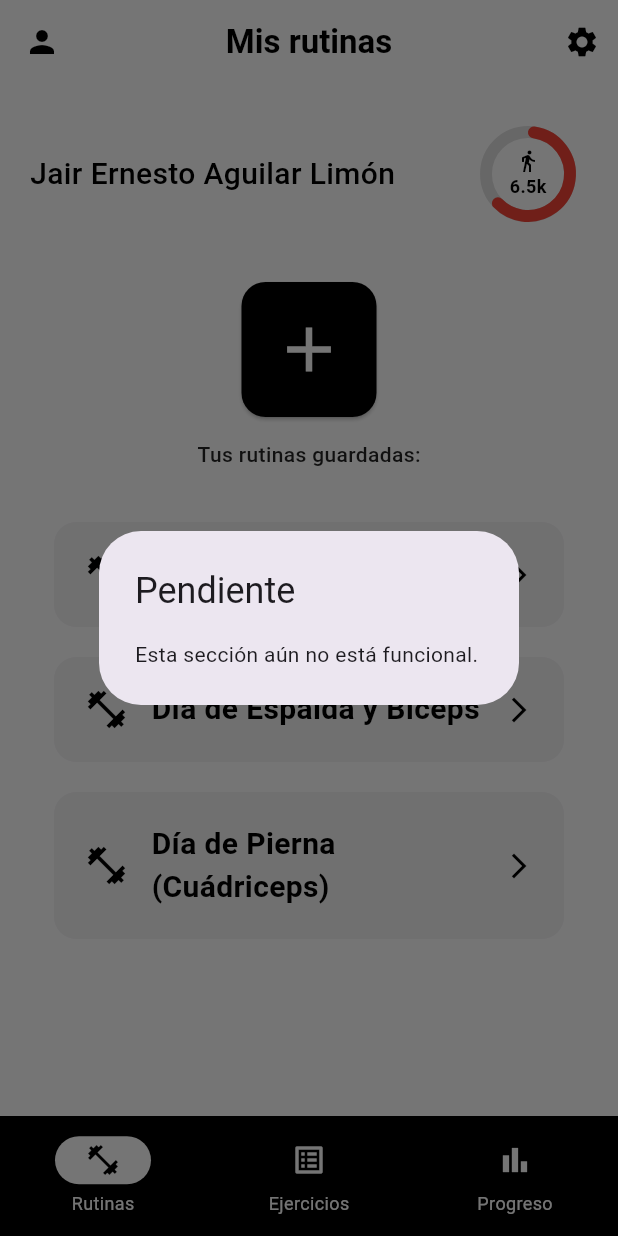
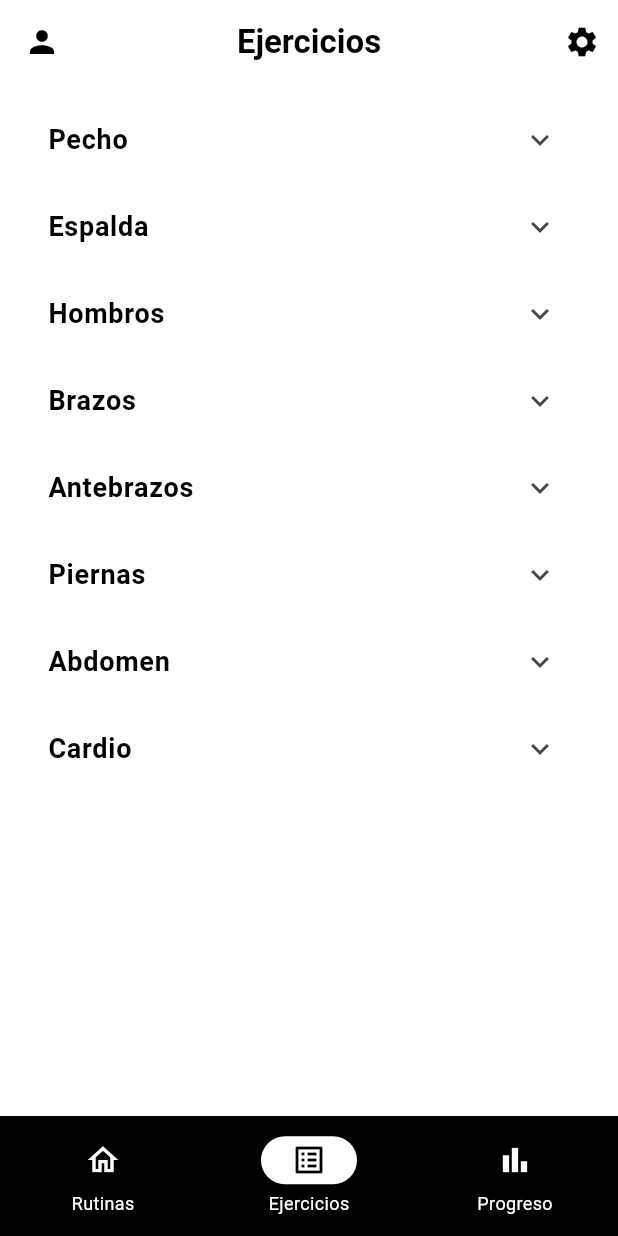
Before and after one commit to HectorSan13/GymBook, a Flutter app: the RoutinesScreen screen opened directly, item 2 of the bottom bar chosen, on a phone screen of 412 x 824 dp. Run offline on Flutter 3.47's test engine with Material 3 defaults, Android fonts, the phone set to English and light mode, and no system bars; our stand-ins replace firebase_auth, firebase_core, font_awesome_flutter, google_sign_in, syncfusion_flutter_charts; accounts and stored records are empty.

Commit message:
Ya hice que jalara lo del dorx en español y la nueva pagina de ejercicios con el widget de la info especifica

```diff
--- /dev/null
+++ b/lib/screens/exercises_list_screen.dart
@@ -0,0 +1,39 @@
+import 'package:flutter/material.dart';
+import 'package:gymbook/data/dummy_data.dart';
+import 'package:gymbook/widgets/exercise_info_item.dart';
+
+// Contenido de la pestaña Ejercicios
+class ExercisesListScreen extends StatelessWidget {
+  const ExercisesListScreen({super.key});
+
+  @override
+  Widget build(BuildContext context) {
+    final isDarkMode = Theme.of(context).brightness == Brightness.dark;
+
+    return ListView.builder(
+      padding: const EdgeInsets.symmetric(horizontal: 16, vertical: 8),
+      itemCount: temp_exercises.length,
+      itemBuilder: (ctx, index) {
+        final category = temp_exercises[index];
+
+
+        return Theme(
+          data: Theme.of(context).copyWith(dividerColor: Colors.transparent),
+          child: ExpansionTile(
+            title: Text(
+              category.title,
+              style: TextStyle(
+                fontSize: 18,
+                fontWeight: FontWeight.bold,
+                color: isDarkMode ? Colors.white : Colors.black,
+              ),
+            ),
+            children: category.exercises.map((exercise) {
+              return ExerciseInfoItem(exercise: exercise);
+            }).toList(),
+          ),
+        );
+      },
+    );
+  }
+}
--- a/lib/screens/routines_screen.dart
+++ b/lib/screens/routines_screen.dart
@@ -2,7 +2,8 @@ import 'package:flutter/material.dart';
 import 'package:syncfusion_flutter_charts/charts.dart';
 import 'package:gymbook/screens/settings_screen.dart';
 import 'package:gymbook/screens/exercises_screen.dart';
-import 'package:gymbook/widgets/routine_item.dart'; ///////
+import 'package:gymbook/widgets/routine_item.dart';
+import 'package:gymbook/screens/exercises_list_screen.dart';
 
 class RoutinesScreen extends StatefulWidget {
   const RoutinesScreen({super.key});
@@ -27,9 +28,10 @@ class _RoutinesScreenState extends State<RoutinesScreen> {
     return Scaffold(
       appBar: AppBar(
         centerTitle: true,
-        title: const Text(
-          'Mis rutinas',
-          style: TextStyle(fontWeight: FontWeight.bold),
+        // El titulo cambia segun la pestaña
+        title: Text(
+          currentPageIndex == 1 ? 'Ejercicios' : 'Mis rutinas',
+          style: const TextStyle(fontWeight: FontWeight.bold),
         ),
         leading: IconButton(
           icon: const Icon(Icons.person),
@@ -57,7 +59,10 @@ class _RoutinesScreenState extends State<RoutinesScreen> {
           ),
         ],
       ),
-      body: ListView(
+      // Si estamos en la pestaña Ejercicios mostramos el catalogo
+      body: currentPageIndex == 1
+          ? const ExercisesListScreen()
+          : ListView(
         padding: const EdgeInsets.all(20),
         children: [
           // FILA PRINCIPAL
@@ -150,8 +155,8 @@ class _RoutinesScreenState extends State<RoutinesScreen> {
               padding: const EdgeInsets.all(15.0),
               child: Text(
                 misRutinas.isEmpty
-                  ? 'Toca + para crear tu primera rutina.'
-                  : 'Tus rutinas guardadas:',
+                    ? 'Toca + para crear tu primera rutina.'
+                    : 'Tus rutinas guardadas:',
                 style: TextStyle(
                   fontWeight: FontWeight.w500,
                   color: isDarkMode ? Colors.white70 : Colors.black87,
@@ -183,7 +188,7 @@ class _RoutinesScreenState extends State<RoutinesScreen> {
           indicatorColor: isDarkMode ? Colors.black : Colors.white,
           selectedIndex: currentPageIndex,
           onDestinationSelected: (int index) {
-            if (index == 0) {
+            if (index == 0 || index == 1) {
               setState(() {
                 currentPageIndex = index;
               });
```
Also changed, not shown: lib/screens/exercise_detail_screen.dart (added, +145 -0 lines), lib/widgets/exercise_info_item.dart (added, +78 -0 lines), assets/images/exercises/0053.jpg (added).
